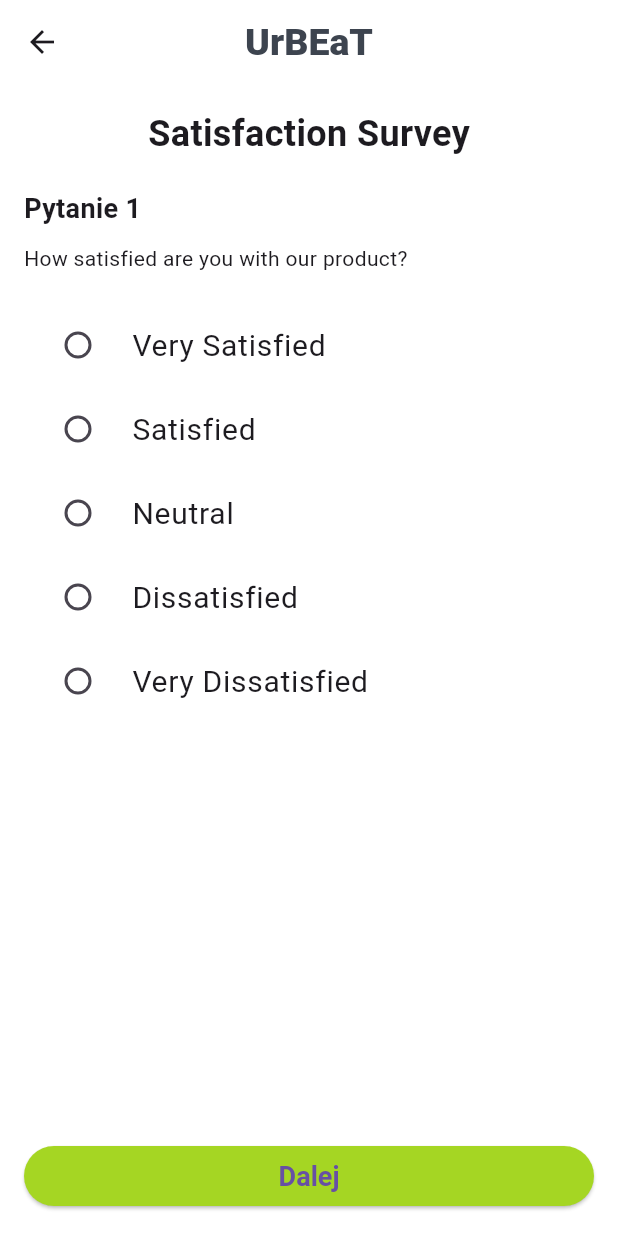
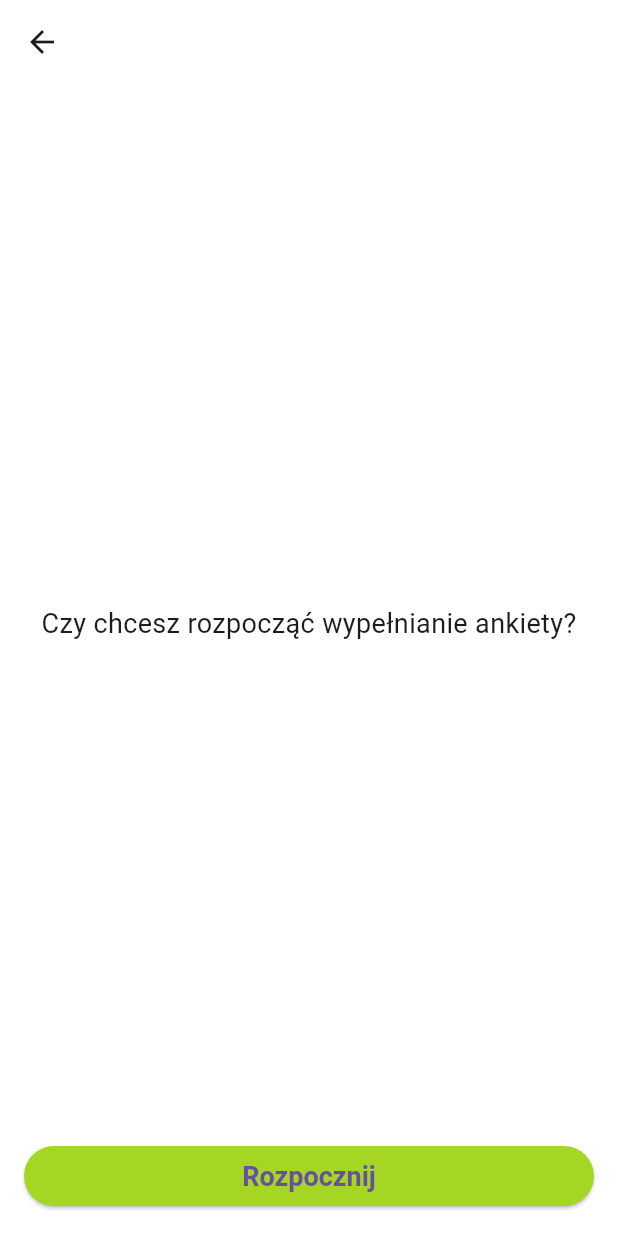
Before and after one commit to projekt-inzynierski/survey_frontend, a Flutter app: the screen it shows after launch, on a phone screen of 412 x 824 dp. Run offline on Flutter 3.47's test engine with Material 3 defaults, Android fonts, the light colour scheme and no system bars; our stand-ins replace connectivity, dio, flutter_svg, get, get_storage, getwidget and 1 more; project files that could hold a hidden picture were left out.

Commit message:
change naming + start end screen + ending home connection

```diff
--- a/lib/presentation/screens/survey_question/survey_question_screen.dart
+++ b/lib/presentation/screens/survey/survey_question_screen.dart
@@ -3,9 +3,9 @@
 import 'package:flutter/material.dart';
 import 'package:get/get.dart';
 import 'package:survey_frontend/presentation/controllers/survey_question_controller.dart';
-import 'package:survey_frontend/presentation/screens/survey_question/widgets/next_button.dart';
+import 'package:survey_frontend/presentation/screens/survey/widgets/next_button.dart';
 
-class SurveyQuestionScreen extends GetView<SurveyQuestionController> {
+class SurveyQuestionScreen extends GetView<SurveyController> {
   const SurveyQuestionScreen({super.key});
 
   @override
@@ -52,7 +52,7 @@ class SurveyQuestionScreen extends GetView<SurveyQuestionController> {
               const SizedBox(height: 20),
               controller.buildQuestion(question),
               const Spacer(),
-              NextButton(nextQuestion: controller.nextQuestion),
+              NextButton(nextAction: controller.nextQuestion, text: 'Dalej'),
             ],
           );
         }),
--- /dev/null
+++ b/lib/presentation/screens/survey/survey_start_screen.dart
@@ -0,0 +1,40 @@
+import 'package:flutter/material.dart';
+import 'package:get/get.dart';
+import 'package:survey_frontend/presentation/controllers/survey_question_controller.dart';
+import 'package:survey_frontend/presentation/screens/survey/widgets/next_button.dart';
+
+class SurveyStartScreen extends GetView<SurveyController> {
+  const SurveyStartScreen({super.key});
+
+  @override
+  Widget build(BuildContext context) {
+    return Scaffold(
+      appBar: AppBar(
+        leading: IconButton(
+          icon: const Icon(Icons.arrow_back),
+          onPressed: () {
+            Get.back();
+          },
+        ),
+      ),
+      body: Padding(
+        padding: const EdgeInsets.all(16.0),
+        child: Column(
+          mainAxisAlignment: MainAxisAlignment.center,
+          children: [
+            const Spacer(),
+            const Center(
+              child: Text(
+                'Czy chcesz rozpocząć wypełnianie ankiety?',
+                textAlign: TextAlign.center,
+                style: TextStyle(fontSize: 18),
+              ),
+            ),
+            const Spacer(),
+            NextButton(nextAction: controller.startSurvey, text: "Rozpocznij"),
+          ],
+        ),
+      ),
+    );
+  }
+}
--- a/lib/presentation/screens/survey_question/widgets/next_button.dart
+++ b/lib/presentation/screens/survey/widgets/next_button.dart
@@ -1,8 +1,9 @@
 import 'package:flutter/material.dart';
 
 class NextButton extends StatelessWidget {
-  final VoidCallback nextQuestion;
-  const NextButton({super.key, required this.nextQuestion});
+  final VoidCallback nextAction;
+  final String text;
+  const NextButton({super.key, required this.nextAction, required this.text});
 
   @override
   Widget build(BuildContext context) {
@@ -10,9 +11,9 @@ class NextButton extends StatelessWidget {
       width: double.infinity,
       child: ElevatedButton(
         onPressed: () {
-          nextQuestion();
+          nextAction();
         },
-        child: const Text('Dalej'),
+        child: Text(text),
       ),
     );
   }
```
Also changed, not shown: lib/main.dart (+6 -6 lines), lib/presentation/bindings/survey_bindings.dart (added, +11 -0 lines), lib/presentation/bindings/survey_question_bindings.dart (deleted, +0 -9 lines), lib/presentation/controllers/survey_question_controller.dart (+32 -8 lines), lib/presentation/screens/survey/survey_end_screen.dart (added, +42 -0 lines), lib/presentation/screens/survey/widgets/option_type_question.dart (renamed from lib/presentation/screens/survey_question/widgets/option_type_question.dart).
